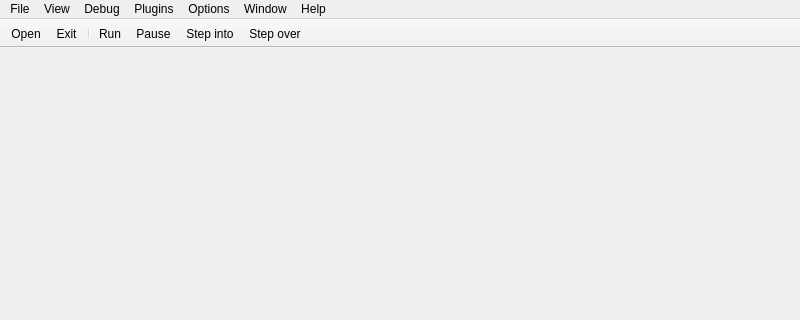
Qt form x64_dbg_gui/Project/Src/Gui/MainWindow.ui (x64dbg/x64_dbg_old) before a commit; both pictures show x 0 to 800 and y 0 to 320 of the 800 by 600 pixel window.
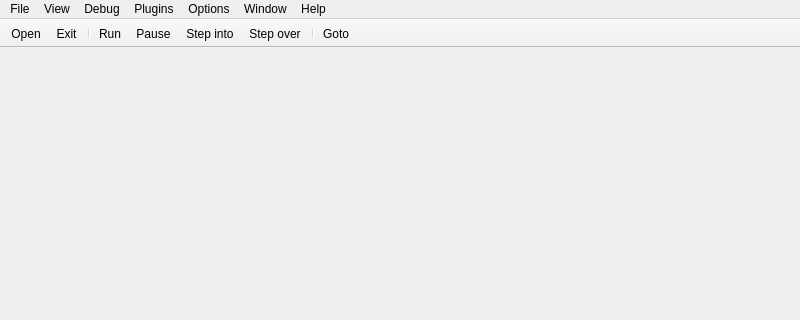
The same form after that commit.

Diff of the .ui file:
```diff
--- a/x64_dbg_gui/Project/Src/Gui/MainWindow.ui
+++ b/x64_dbg_gui/Project/Src/Gui/MainWindow.ui
@@ -98,6 +98,8 @@
    <addaction name="actionPause"/>
    <addaction name="actionStepInto"/>
    <addaction name="actionStepOver"/>
+   <addaction name="separator"/>
+   <addaction name="actionGoto"/>
   </widget>
   <widget class="QStatusBar" name="statusBar"/>
   <widget class="QToolBar" name="cmdBar">
@@ -212,6 +214,14 @@
     <string>&amp;About</string>
    </property>
   </action>
+  <action name="actionGoto">
+   <property name="text">
+    <string>Goto</string>
+   </property>
+   <property name="shortcut">
+    <string>Ctrl+G</string>
+   </property>
+  </action>
  </widget>
  <layoutdefault spacing="6" margin="11"/>
  <resources/>
```
